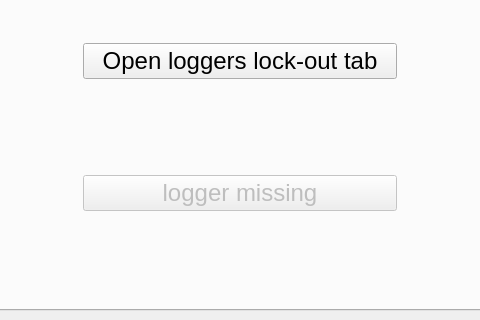
Qt form ddh/gui/designer_main.ui (LowellInstruments/ddh_old) before a commit; both pictures show x 169 to 649 and y 178 to 498 of the 818 by 498 pixel window.
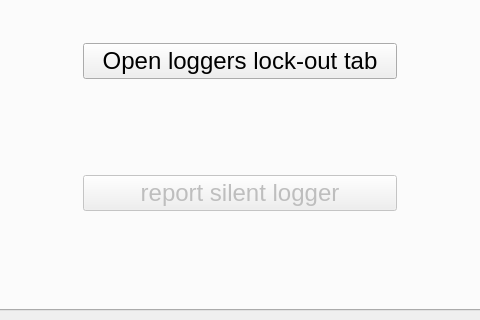
The same form after that commit. Icons and pictures are not drawn.

Patch:
```diff
--- a/ddh/gui/designer_main.ui
+++ b/ddh/gui/designer_main.ui
@@ -1473,7 +1473,7 @@
              <bool>false</bool>
             </property>
             <property name="text">
-             <string>logger missing</string>
+             <string>report silent logger</string>
             </property>
            </widget>
           </item>
```
